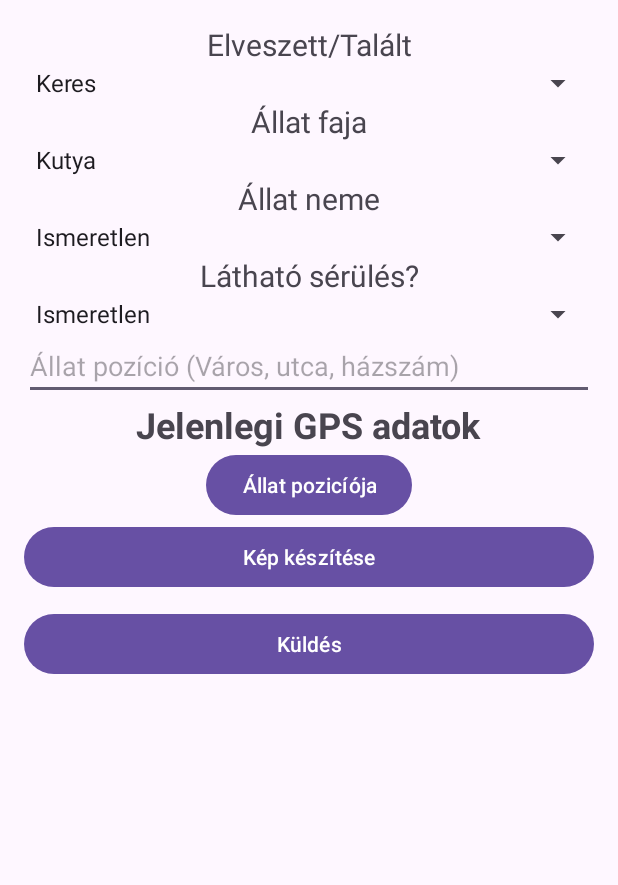
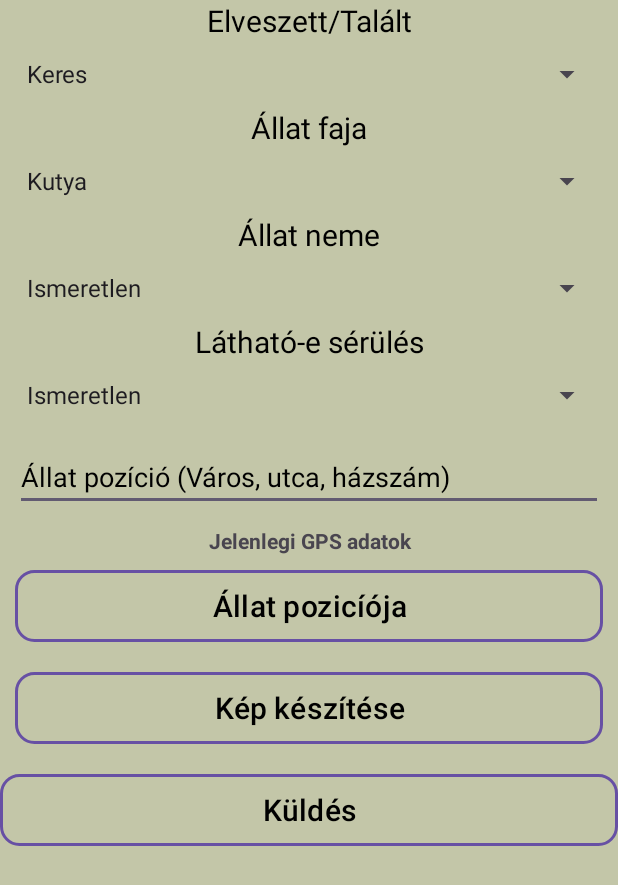
Before and after one commit to HaRiZi2023/AZ_Menhely, an Android app: the LostOrFindActivity screen opened directly, with no data from a screen before it, on a phone screen of 412 x 824 dp. Shown: the top 885 px of the screen. Run offline under Robolectric (Android 15) with nearby library versions, the phone set to English and light mode, and no system bars; 1 statement that could not run was skipped.

Commit message:
Design Version 2.0

```diff
--- /dev/null
+++ b/Android/AnimalRescue/app/src/main/res/drawable/button_border.xml
@@ -0,0 +1,16 @@
+<shape
+    xmlns:android="http://schemas.android.com/apk/res/android"
+    android:shape="rectangle">
+    <solid
+        android:color="@android:color/transparent"/>
+
+    <corners
+        android:bottomRightRadius="12dp"
+        android:bottomLeftRadius="12dp"
+        android:topLeftRadius="12dp"
+        android:topRightRadius="12dp"/>
+    <stroke
+        android:color="#000000"
+        android:width="2dp"
+        />
+</shape>
--- a/Android/AnimalRescue/app/src/main/res/layout/activity_animal.xml
+++ b/Android/AnimalRescue/app/src/main/res/layout/activity_animal.xml
@@ -4,7 +4,7 @@
     xmlns:tools="http://schemas.android.com/tools"
     android:layout_width="match_parent"
     android:layout_height="match_parent"
-    android:layout_margin="16dp"
+    android:background="@color/furasargazold"
     tools:context=".MainActivity">
 
     <LinearLayout
@@ -32,12 +32,14 @@
             android:textSize="20sp"
             android:id="@+id/textViewFindSearch"
             android:text="Elveszett/Talált"
-            android:gravity="center"/>
+            android:gravity="center"
+            android:textColor="@color/black"/>
 
         <Spinner
             android:layout_width="match_parent"
             android:layout_height="wrap_content"
-            android:id="@+id/spinnerFindSearchSp"/>
+            android:id="@+id/spinnerFindSearchSp"
+            android:layout_margin="10dp"/>
 
         <TextView
             android:layout_width="match_parent"
@@ -45,12 +47,14 @@
             android:id="@+id/textViewASpecies"
             android:textSize="20sp"
             android:gravity="center"
-            android:text="Állat faja"/>
+            android:text="Állat faja"
+            android:textColor="@color/black"/>
 
         <Spinner
             android:layout_width="match_parent"
             android:layout_height="wrap_content"
-            android:id="@+id/spinnerASpecies"/>
+            android:id="@+id/spinnerASpecies"
+            android:layout_margin="10dp"/>
 
         <TextView
             android:layout_width="match_parent"
@@ -58,12 +62,14 @@
             android:id="@+id/textViewAGender"
             android:textSize="20sp"
             android:gravity="center"
-            android:text="Állat neme"/>
+            android:text="Állat neme"
+            android:textColor="@color/black"/>
 
         <Spinner
             android:layout_width="match_parent"
             android:layout_height="wrap_content"
-            android:id="@+id/spinnerAGender"/>
+            android:id="@+id/spinnerAGender"
+            android:layout_margin="10dp"/>
 
         <TextView
             android:layout_width="match_parent"
@@ -71,38 +77,52 @@
             android:id="@+id/textViewAInjury"
             android:textSize="20sp"
             android:gravity="center"
-            android:text="Látható sérülés?"/>
+            android:textColor="@color/black"
+            android:text="Látható-e sérülés"/>
 
         <Spinner
             android:layout_width="match_parent"
             android:layout_height="wrap_content"
-            android:id="@+id/spinnerAInjury"/>
+            android:id="@+id/spinnerAInjury"
+            android:layout_margin="10dp"/>
 
         <EditText
             android:layout_width="match_parent"
             android:layout_height="wrap_content"
             android:id="@+id/editTextAPosition"
-            android:hint="Állat pozíció (Város, utca, házszám)"/>
+            android:hint="Állat pozíció (Város, utca, házszám)"
+            android:textColorHint="@color/black"
+            android:layout_margin="10dp"/>
 
         <TextView
             android:id="@+id/textViewlocation"
-            android:layout_width="wrap_content"
+            android:layout_width="match_parent"
             android:layout_height="wrap_content"
             android:text="Jelenlegi GPS adatok"
-            android:textSize="24sp"
+            android:gravity="center"
             android:textStyle="bold"/>
 
         <Button
             android:id="@+id/buttonAPosition"
             android:text="Állat pozicíója"
-            android:layout_width="wrap_content"
-            android:layout_height="wrap_content" />
+            android:layout_width="match_parent"
+            android:layout_height="wrap_content"
+            android:textSize="20sp"
+            android:textColor="@color/black"
+            android:background="@drawable/button_border"
+            android:backgroundTint="@android:color/transparent"
+            android:layout_margin="10dp"/>
 
         <Button
             android:layout_width="match_parent"
             android:layout_height="wrap_content"
             android:id="@+id/buttonFoto"
-            android:text="Kép készítése"/>
+            android:text="Kép készítése"
+            android:textSize="20sp"
+            android:textColor="@color/black"
+            android:background="@drawable/button_border"
+            android:backgroundTint="@android:color/transparent"
+            android:layout_margin="10dp"/>
 
         <ImageView
             android:layout_width="match_parent"
@@ -111,10 +131,15 @@
             android:id="@+id/imageViewResult"/>
 
         <Button
+            android:id="@+id/buttonSave"
             android:layout_width="match_parent"
             android:layout_height="wrap_content"
-            android:id="@+id/buttonSave"
-            android:text="Küldés"/>
+            android:background="@drawable/button_border"
+            android:backgroundTint="@android:color/transparent"
+            android:text="Küldés"
+            android:textColor="@color/black"
+            android:textSize="20sp" />
+
 
     </LinearLayout>
 
--- a/Android/AnimalRescue/app/src/main/res/values/strings.xml
+++ b/Android/AnimalRescue/app/src/main/res/values/strings.xml
@@ -21,4 +21,5 @@
         <item>igen</item>
         <item>nem</item>
     </string-array>
+    <color name="furasargazold">#c3c6a8</color>
 </resources>
```
Also changed, not shown: Android/AnimalRescue/app/src/main/res/drawable/edit_text_border.xml (added, +15 -0 lines), Android/AnimalRescue/app/src/main/res/layout/activity_choices.xml (+16 -8 lines), Android/AnimalRescue/app/src/main/res/layout/activity_main.xml (+23 -7 lines), Android/AnimalRescue/app/src/main/res/layout/activity_register.xml (+30 -10 lines), Android/AnimalRescue/app/src/main/res/drawable/background1.png (added), Android/AnimalRescue/app/src/main/res/drawable/background10.png (added), Android/AnimalRescue/app/src/main/res/drawable/background20.png (added), Android/AnimalRescue/app/src/main/res/drawable/background3.png (added), Android/AnimalRescue/app/src/main/res/drawable/background4.png (added), Android/AnimalRescue/app/src/main/res/drawable/background7.png (added), 1 other file.
